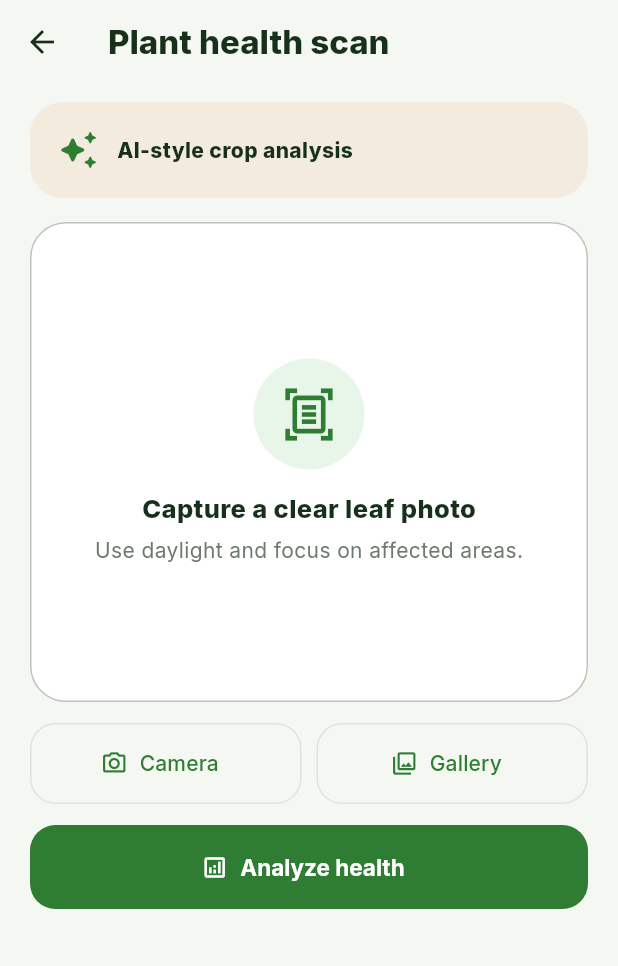
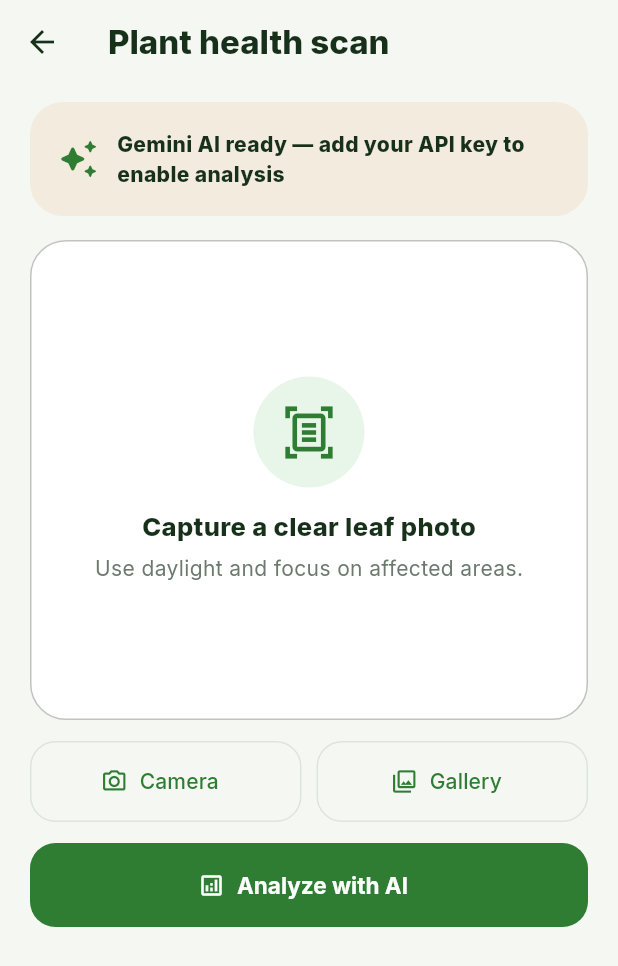
Before and after one commit to Jatinkanara21/Agrismart, a Flutter app: the DiseaseDetectionScreen screen opened directly, after a tap on "Camera", on a phone screen of 412 x 824 dp. Shown: the top 966 px of the screen. Run offline on Flutter 3.47's test engine with Material 3 defaults, Android fonts, the phone set to English and light mode, and no system bars; our stand-ins replace fl_chart, google_fonts, image_picker.

Commit message:
feat: replace mock disease scan with Gemini vision AI

```diff
--- a/lib/screens/disease_detection/disease_detection_screen.dart
+++ b/lib/screens/disease_detection/disease_detection_screen.dart
@@ -1,6 +1,7 @@
 import 'package:flutter/material.dart';
 import 'package:image_picker/image_picker.dart';
 import '../../core/constants/app_colors.dart';
+import '../../services/gemini_disease_service.dart';
 
 class DiseaseDetectionScreen extends StatefulWidget {
   const DiseaseDetectionScreen({super.key});
@@ -11,14 +12,16 @@ class DiseaseDetectionScreen extends StatefulWidget {
 
 class _DiseaseDetectionScreenState extends State<DiseaseDetectionScreen> {
   final _picker = ImagePicker();
+  final _ai = GeminiDiseaseService();
   XFile? _image;
+  DiseaseAnalysis? _result;
   bool _analyzing = false;
-  bool _showResult = false;
+  String? _error;
 
   Future<void> _pick(ImageSource source) async {
     final image = await _picker.pickImage(source: source, imageQuality: 82);
-    if (!mounted) return;
-    if (image != null) setState(() { _image = image; _showResult = false; });
+    if (!mounted || image == null) return;
+    setState(() { _image = image; _result = null; _error = null; });
   }
 
   Future<void> _analyze() async {
@@ -26,9 +29,15 @@ class _DiseaseDetectionScreenState extends State<DiseaseDetectionScreen> {
       ScaffoldMessenger.of(context).showSnackBar(const SnackBar(content: Text('Add a plant image first.')));
       return;
     }
-    setState(() => _analyzing = true);
-    await Future<void>.delayed(const Duration(seconds: 2));
-    if (mounted) setState(() { _analyzing = false; _showResult = true; });
+    setState(() { _analyzing = true; _error = null; _result = null; });
+    try {
+      final result = await _ai.analyze(_image!);
+      if (mounted) setState(() => _result = result);
+    } catch (e) {
+      if (mounted) setState(() => _error = e.toString().replaceFirst('Exception: ', ''));
+    } finally {
+      if (mounted) setState(() => _analyzing = false);
+    }
   }
 
   @override
@@ -39,9 +48,10 @@ class _DiseaseDetectionScreenState extends State<DiseaseDetectionScreen> {
         Container(
           padding: const EdgeInsets.all(18),
           decoration: BoxDecoration(color: AppColors.beige, borderRadius: BorderRadius.circular(22)),
-          child: const Row(children: [
-            Icon(Icons.auto_awesome_rounded, color: AppColors.primary, size: 28), SizedBox(width: 12),
-            Expanded(child: Text('AI-style crop analysis', style: TextStyle(fontWeight: FontWeight.w800))),
+          child: Row(children: [
+            const Icon(Icons.auto_awesome_rounded, color: AppColors.primary, size: 28),
+            const SizedBox(width: 12),
+            Expanded(child: Text(_ai.isConfigured ? 'Gemini AI crop analysis' : 'Gemini AI ready — add your API key to enable analysis', style: const TextStyle(fontWeight: FontWeight.w800))),
           ]),
         ),
         const SizedBox(height: 16),
@@ -50,12 +60,20 @@ class _DiseaseDetectionScreenState extends State<DiseaseDetectionScreen> {
           decoration: BoxDecoration(color: Theme.of(context).colorScheme.surface, borderRadius: BorderRadius.circular(24), border: Border.all(color: Theme.of(context).dividerColor.withValues(alpha: .45))),
           clipBehavior: Clip.antiAlias,
           child: _image == null
-            ? Column(mainAxisAlignment: MainAxisAlignment.center, children: [
-                Container(padding: const EdgeInsets.all(18), decoration: const BoxDecoration(color: AppColors.mint, shape: BoxShape.circle), child: const Icon(Icons.document_scanner_outlined, color: AppColors.primary, size: 38)),
-                const SizedBox(height: 14), const Text('Capture a clear leaf photo', style: TextStyle(fontWeight: FontWeight.w800, fontSize: 17)),
-                const SizedBox(height: 6), const Text('Use daylight and focus on affected areas.', style: TextStyle(color: AppColors.textSecondary)),
-              ])
-            : Stack(fit: StackFit.expand, children: [Image.network(_image!.path, fit: BoxFit.cover, errorBuilder: (_, __, ___) => Container(color: AppColors.mint, child: const Icon(Icons.image_outlined, size: 60, color: AppColors.primary))), if (_analyzing) Container(color: Colors.black54, child: const Center(child: CircularProgressIndicator(color: Colors.white)))]),
+              ? Column(mainAxisAlignment: MainAxisAlignment.center, children: [
+                  Container(padding: const EdgeInsets.all(18), decoration: const BoxDecoration(color: AppColors.mint, shape: BoxShape.circle), child: const Icon(Icons.document_scanner_outlined, color: AppColors.primary, size: 38)),
+                  const SizedBox(height: 14), const Text('Capture a clear leaf photo', style: TextStyle(fontWeight: FontWeight.w800, fontSize: 17)),
+                  const SizedBox(height: 6), const Text('Use daylight and focus on affected areas.', style: TextStyle(color: AppColors.textSecondary)),
+                ])
+              : Stack(fit: StackFit.expand, children: [
+                  FutureBuilder<List<int>>(
+                    future: _image!.readAsBytes(),
+                    builder: (context, snapshot) => snapshot.hasData
+                        ? Image.memory(snapshot.data! as dynamic, fit: BoxFit.cover)
+                        : const Center(child: CircularProgressIndicator()),
+                  ),
+                  if (_analyzing) Container(color: Colors.black54, child: const Center(child: CircularProgressIndicator(color: Colors.white))),
+                ]),
         ),
         const SizedBox(height: 14),
         Row(children: [
@@ -64,15 +82,21 @@ class _DiseaseDetectionScreenState extends State<DiseaseDetectionScreen> {
           Expanded(child: OutlinedButton.icon(onPressed: () => _pick(ImageSource.gallery), icon: const Icon(Icons.photo_library_outlined), label: const Text('Gallery'))),
         ]),
         const SizedBox(height: 14),
-        ElevatedButton.icon(onPressed: _analyzing ? null : _analyze, icon: Icon(_analyzing ? Icons.hourglass_top_rounded : Icons.analytics_outlined), label: Text(_analyzing ? 'Analyzing plant…' : 'Analyze health')),
-        if (_showResult) ...[
+        ElevatedButton.icon(onPressed: _analyzing ? null : _analyze, icon: Icon(_analyzing ? Icons.hourglass_top_rounded : Icons.analytics_outlined), label: Text(_analyzing ? 'Analyzing with Gemini…' : 'Analyze with AI')),
+        if (_error != null) ...[
+          const SizedBox(height: 16),
+          Container(padding: const EdgeInsets.all(15), decoration: BoxDecoration(color: Colors.red.withValues(alpha: .07), borderRadius: BorderRadius.circular(18), border: Border.all(color: AppColors.error.withValues(alpha: .25))), child: Row(children: [const Icon(Icons.error_outline, color: AppColors.error), const SizedBox(width: 10), Expanded(child: Text(_error!, style: const TextStyle(color: AppColors.error)))])),
+        ],
+        if (_result != null) ...[
           const SizedBox(height: 22),
           Container(padding: const EdgeInsets.all(18), decoration: BoxDecoration(color: AppColors.mint, borderRadius: BorderRadius.circular(22)), child: Column(crossAxisAlignment: CrossAxisAlignment.start, children: [
-            Row(children: [const Icon(Icons.check_circle_rounded, color: AppColors.primary), const SizedBox(width: 10), const Expanded(child: Text('Tomato early blight detected', style: TextStyle(fontWeight: FontWeight.w800, fontSize: 18))), Container(padding: const EdgeInsets.symmetric(horizontal: 9, vertical: 5), decoration: BoxDecoration(color: AppColors.primary, borderRadius: BorderRadius.circular(10)), child: const Text('94%', style: TextStyle(color: Colors.white, fontWeight: FontWeight.w800)))]),
+            Row(children: [const Icon(Icons.check_circle_rounded, color: AppColors.primary), const SizedBox(width: 10), Expanded(child: Text(_result!.disease, style: const TextStyle(fontWeight: FontWeight.w800, fontSize: 18))), Container(padding: const EdgeInsets.symmetric(horizontal: 9, vertical: 5), decoration: BoxDecoration(color: AppColors.primary, borderRadius: BorderRadius.circular(10)), child: Text('${_result!.confidence.toStringAsFixed(0)}%', style: const TextStyle(color: Colors.white, fontWeight: FontWeight.w800)))]),
             const SizedBox(height: 14),
-            const Text('Symptoms', style: TextStyle(fontWeight: FontWeight.w800)), const SizedBox(height: 5), const Text('Dark concentric leaf spots, yellowing around lesions, and early leaf drop.', style: TextStyle(color: AppColors.textSecondary, height: 1.45)),
+            const Text('Symptoms', style: TextStyle(fontWeight: FontWeight.w800)), const SizedBox(height: 5), Text(_result!.symptoms, style: const TextStyle(color: AppColors.textSecondary, height: 1.45)),
             const SizedBox(height: 13),
-            const Text('Recommended treatment', style: TextStyle(fontWeight: FontWeight.w800)), const SizedBox(height: 5), const Text('Remove infected leaves, improve airflow, and consider a copper-based fungicide.', style: TextStyle(color: AppColors.textSecondary, height: 1.45)),
+            const Text('Recommended treatment', style: TextStyle(fontWeight: FontWeight.w800)), const SizedBox(height: 5), Text(_result!.treatment, style: const TextStyle(color: AppColors.textSecondary, height: 1.45)),
+            const SizedBox(height: 13),
+            const Text('Prevention', style: TextStyle(fontWeight: FontWeight.w800)), const SizedBox(height: 5), Text(_result!.prevention, style: const TextStyle(color: AppColors.textSecondary, height: 1.45)),
           ])),
         ],
       ]),
```
